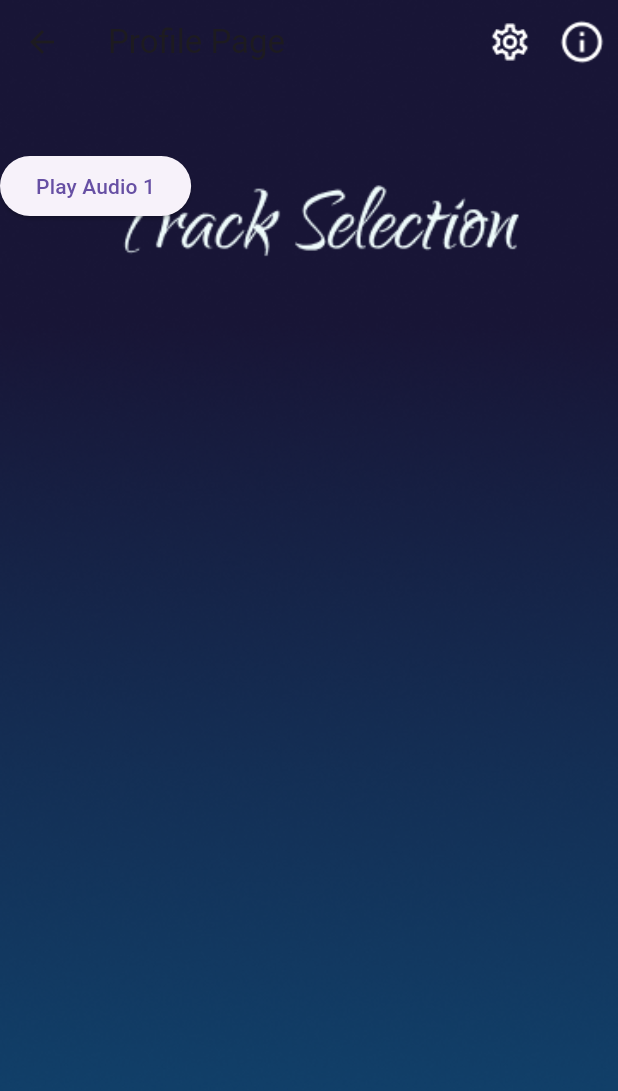
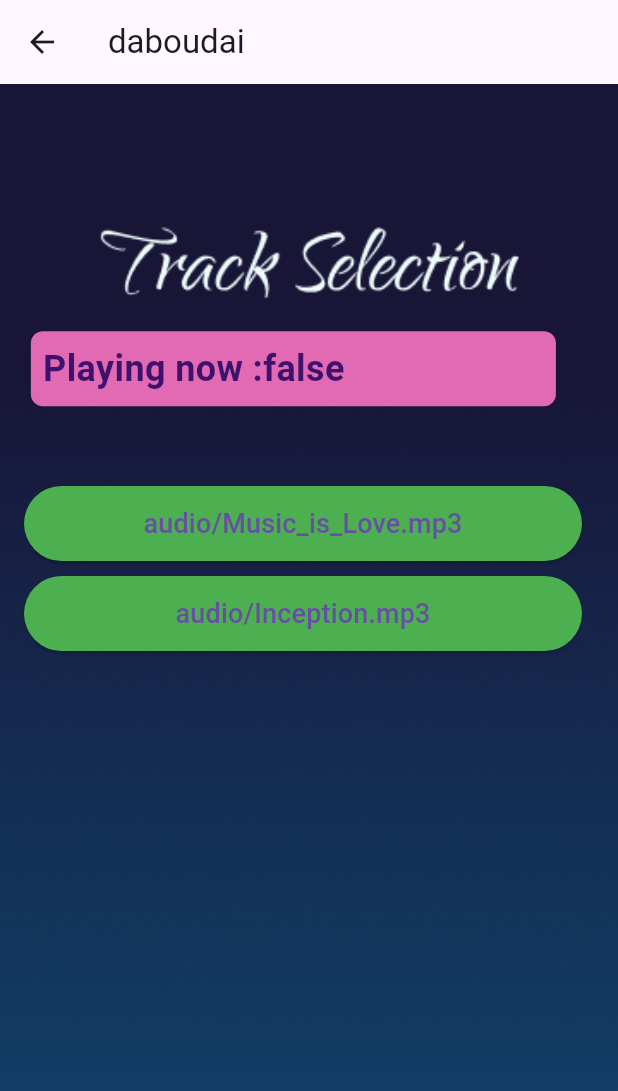
Before and after one commit to DSpaceT/aay_application, a Flutter app: the MusicPage screen opened by its route, on a phone screen of 412 x 824 dp. Shown: the top 1091 px of the screen. Run offline on Flutter 3.47's test engine with Material 3 defaults, Android fonts, the phone set to English and light mode, and no system bars; our stand-ins replace audioplayers, cloud_firestore, device_info, firebase_core, geolocator, tuple; missing offline and left inert: android_intent, app_settings; accounts and stored records are empty.

Commit message:
Musicpage basic/working setup complete

```diff
--- a/lib/musicpage.dart
+++ b/lib/musicpage.dart
@@ -1,26 +1,109 @@
+
+
+
 import 'package:flutter/material.dart';
 import 'package:audioplayers/audioplayers.dart';
-import 'widgets/custom_appbar.dart';
+import 'widgets/audio_list.dart';
 
-class MusicPage extends StatelessWidget {
-  final AudioCache audioCache;
+bool globalstarted = false;
+bool globalisPlaying = false;
+AudioPlayer globalplayer = AudioPlayer();
+String playingnow = "false";
+String playingprev = "false";
+bool globalchange = false;
 
-  // Factory constructor to initialize audioCache
-  factory MusicPage() {
-    return MusicPage._(AudioCache());
+
+class MusicPage extends StatefulWidget {
+  const MusicPage({super.key});
+
+  @override
+  State<MusicPage> createState() => _MusicPageState();
+}
+
+class _MusicPageState extends State<MusicPage> {
+  late AudioPlayer player;
+  late bool isPlaying;
+  late bool started;
+  late List<AudioItem> audioItems;
+
+  @override
+  void initState() {
+    super.initState();
+
+    player = globalplayer;
+    isPlaying = globalisPlaying;
+    started = globalstarted;
+
+    audioItems = [
+      AudioItem(
+        player: player,
+        assettoplay: 'audio/Music_is_Love.mp3',
+        onPressed: () {
+          playingnow = "Music_is_Love";
+          onpressed();
+        },
+      ),
+      AudioItem(
+        player:player,
+        assettoplay: 'audio/Inception.mp3',
+        onPressed: (){
+          playingnow = "Inception";
+          onpressed();
+        }
+        ),
+    ];
+    //globalwidgets = audioItems;
+
+    player.onPlayerStateChanged.listen((PlayerState state) {
+      if (state == PlayerState.completed) {
+        // Song has completed, restart it
+        setState(() {
+          isPlaying = false;
+          globalisPlaying = false;
+        });
+        player.seek(Duration.zero);
+      }
+    });
   }
 
-  // Private named constructor for initialization
-  MusicPage._(this.audioCache);
-
-  void _playAudio(String audioFileName) {
-    audioCache.play('../assets/audio/$audioFileName.mp3');
+  void onpressed() {
+    if (!started) {
+      started = true;
+      globalstarted = true;
+      isPlaying = false;
+      globalisPlaying = false;
+      playingprev = playingnow;
+      player.play(AssetSource('audio/${playingnow}.mp3'));
+    } else if(playingprev!=playingnow){
+      globalchange = true;
+      print("stopping one start other");
+      player.pause();
+      player.stop();
+      player.play(AssetSource('audio/${playingnow}.mp3'));
+      playingprev = playingnow;
+      isPlaying = !isPlaying;
+    }
+    else {
+      if (isPlaying) {
+        print("pausing");
+        player.pause();
+      } else {
+        print("resuming");
+        player.resume();
+      }
+    }
+    setState(() {
+      isPlaying = !isPlaying;
+      globalisPlaying = !globalisPlaying;
+    });
   }
 
   @override
   Widget build(BuildContext context) {
     return Scaffold(
-
+      appBar: AppBar(
+        title: Text("daboudai"),
+      ),
       body: Stack(
         children: [
           Container(
@@ -31,115 +114,40 @@ class MusicPage extends StatelessWidget {
               ),
             ),
           ),
-          Positioned(
-            top: 0,
-            left: 0,
-            right: 0,
-            child: CustomAppBar(
-              title: 'Profile Page',
-              showSettings: true,
-              showProfile: false,
-              showInfo: true,
-              //infoCallback: showOverlay,
-              // You can add other properties/callbacks as needed
+        Positioned(
+          top: MediaQuery.of(context).size.height * 0.2,
+          left: MediaQuery.of(context).size.width * 0.05,
+          child: Container(
+            width: 350,
+            padding: EdgeInsets.all(8.0),  // Adjust padding as needed
+            decoration: BoxDecoration(
+              color: Color.fromARGB(255, 226, 106, 178),  // Set container color to purple
+              borderRadius: BorderRadius.circular(8.0),  // Optional: Add rounded corners
+            ),
+            child: Text(
+              "Playing now :"+playingnow,
+              style: TextStyle(
+                color: Color.fromARGB(255, 62, 17, 110),        // Set text color to pink
+                fontSize: 24,              // Set font size to 24
+                fontWeight: FontWeight.bold,  // Make the text bold
+              ),
             ),
           ),
-          Positioned(
-            top: 100,
-            child:ElevatedButton(
-              onPressed: () => _playAudio('Music_is_Love'),
-              child: Text('Play Audio 1'),
-            ),
+        ),
+
+          ListView.builder(
+            itemCount: 1 + audioItems.length,
+            padding: EdgeInsets.only(top: 200.0),
+            itemExtent: 60.0,
+            itemBuilder: (context, index) {
+              if (index == 0) {
+                return SizedBox.shrink();
+              }
+              return audioItems[index - 1];
+            },
           ),
-          // Positioned(
-          //   top:200,
-          //   child:ElevatedButton(
-          //     onPressed: () => _playAudio('audio_file2'),
-          //     child: Text('Play Audio 2'),
-          //   ),
-          // ),
-          // Positioned(
-          //   top:300,
-          //   child:ElevatedButton(
-          //     onPressed: () => _playAudio('audio_file3'),
-          //     child: Text('Play Audio 3'),
-          //   ),
-          // ),
-          ],
-        ));
+        ],
+      ),
+    );
   }
 }
-
-
-// import 'package:flutter/material.dart';
-// import 'widgets/overlay_function.dart';
-// import 'widgets/custom_appbar.dart';
-
-// class MusicPage extends StatefulWidget {
-//   const MusicPage({Key? key}) : super(key: key);
-
-//   @override
-//   _MusicPageState createState() => _MusicPageState();
-// }
-
-// class _MusicPageState extends State<MusicPage> {
-//   bool isOverlayVisible = false;
-
-//   void showOverlay() {
-//     setState(() {
-//       isOverlayVisible = true;
-//     });
-//   }
-
-//   void hideOverlay() {
-//     setState(() {
-//       isOverlayVisible = false;
-//     });
-//   }
-
-//   @override
-//   Widget build(BuildContext context) {
-//     return GestureDetector(
-//       onHorizontalDragUpdate: (DragUpdateDetails details) {
-//         // Handle horizontal drag updates if needed
-//       },
-//       child: Scaffold(
-//         body: Stack(
-//           children: [
-//             // Background Image
-//             Container(
-//               decoration: const BoxDecoration(
-//                 image: DecorationImage(
-//                   image: AssetImage('assets/MusicPage.png'),
-//                   fit: BoxFit.cover,
-//                 ),
-//               ),
-//             ),
-//             // CustomAppBar
-//             Positioned(
-//               top: 0,
-//               left: 0,
-//               right: 0,
-//               child: CustomAppBar(
-//                 title: 'Music Page',
-//                 showSettings: false,
-//                 showProfile: true,
-//                 showInfo: true,
-//                 infoCallback: showOverlay,
-//               ),
-//             ),
-//             // Overlay
-//             Visibility(
-//               visible: isOverlayVisible,
-//               child: InfoOverlay(
-//                 onClose: hideOverlay,
-//                 overlayImage: 'assets/overlays/Music_info_overlay.png', // Change the overlay image
-//               ),
-//             ),
-//           ],
-//         ),
-//       ),
-//     );
-//   }
-
-// }
--- a/lib/utils/time_provider.dart
+++ b/lib/utils/time_provider.dart
@@ -1,6 +1,5 @@
 import 'dart:async';
 import 'package:flutter/foundation.dart';
-import 'package:cloud_firestore/cloud_firestore.dart';
 
 
 // utils/time_provider.dart
--- /dev/null
+++ b/lib/widgets/audio_list.dart
@@ -0,0 +1,42 @@
+
+
+import 'package:flutter/material.dart';
+import 'package:audioplayers/audioplayers.dart';
+
+
+
+class AudioItem extends StatefulWidget {
+  final AudioPlayer player;
+  final String assettoplay;
+  final VoidCallback onPressed;
+
+  const AudioItem({
+    required this.player,
+    required this.assettoplay,
+    required this.onPressed,
+  });
+
+  @override
+  State<AudioItem> createState() => _AudioItemState();
+}
+
+class _AudioItemState extends State<AudioItem> {
+  @override
+  Widget build(BuildContext context) {
+    return ListTile(
+      title: ElevatedButton(
+        onPressed: () {
+          widget.onPressed();
+        },
+        style: ElevatedButton.styleFrom(
+          primary: Colors.green,
+          minimumSize: Size(100, 50),
+        ),
+        child: Text(
+          widget.assettoplay, // Change label dynamically
+          style: TextStyle(fontSize: 18),
+        ),
+      ),
+    );
+  }
+}
--- a/pubspec.yaml
+++ b/pubspec.yaml
@@ -19,7 +19,8 @@ dependencies:
   geolocator: ^8.2.0
   geocoding: ^2.0.4
   tuple: ^2.0.2
-  audioplayers: ^0.20.1
+  audioplayers: ^1.1.0
+
 
 
 
@@ -56,4 +57,5 @@ flutter:
     - assets/profile_images/Todo_image.png
     - assets/ProfilePage.png
     - assets/audio/Music_is_Love.mp3
+    - assets/audio/Inception.mp3
   uses-material-design: true
```
Also changed, not shown: pubspec.lock, 6 other files.
